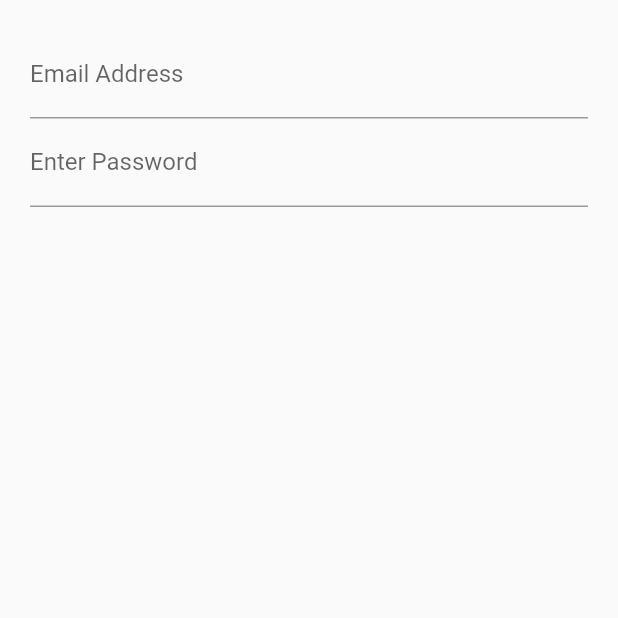
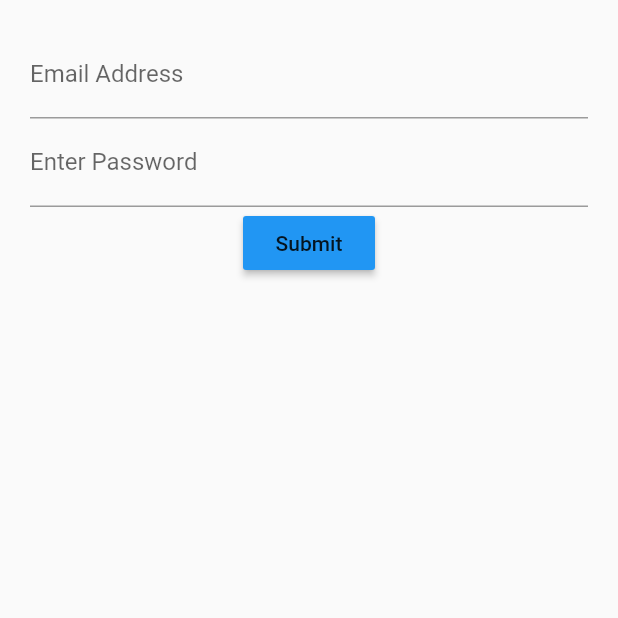
Before and after one commit to julgq/loginstateful, a Flutter app: the screen it shows after launch, on a phone screen of 412 x 824 dp, the top half of it. Run offline on Flutter 3.47's test engine with Material 2 defaults, Android fonts, the phone set to English and light mode, and no system bars.

Commit message:
RaiseButton

```diff
--- a/lib/src/screens/login_screen.dart
+++ b/lib/src/screens/login_screen.dart
@@ -16,7 +16,7 @@ class _LoginScreen extends State<LoginScreen> {
         margin: EdgeInsets.all(20.0),
         child: Form(
           child: Column(
-            children: <Widget>[emailField(), passwordField()],
+            children: <Widget>[emailField(), passwordField(), submitButton()],
           ),
         ));
   }
@@ -37,5 +37,9 @@ class _LoginScreen extends State<LoginScreen> {
     );
   }
 
-  Widget submitButton() {}
+  Widget submitButton() {
+    return RaisedButton(
+      color: Colors.blue,
+      child: Text('Submit'), onPressed: () {});
+  }
 }
```
